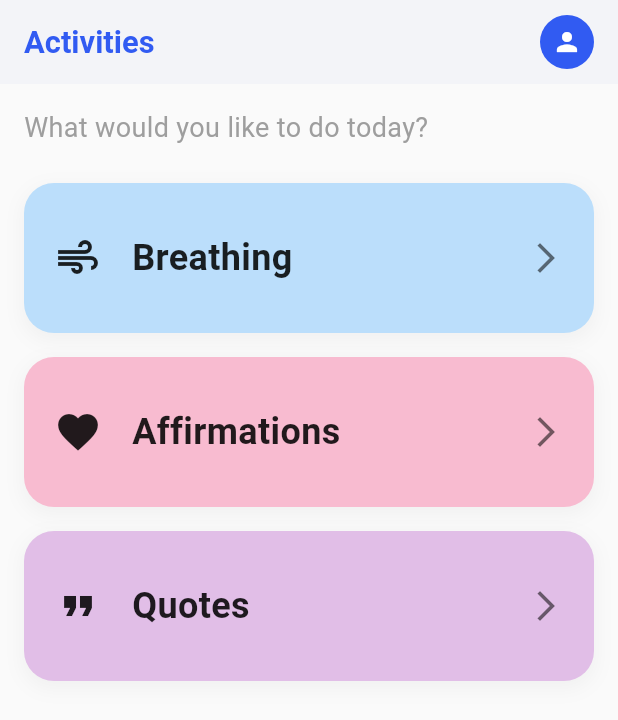
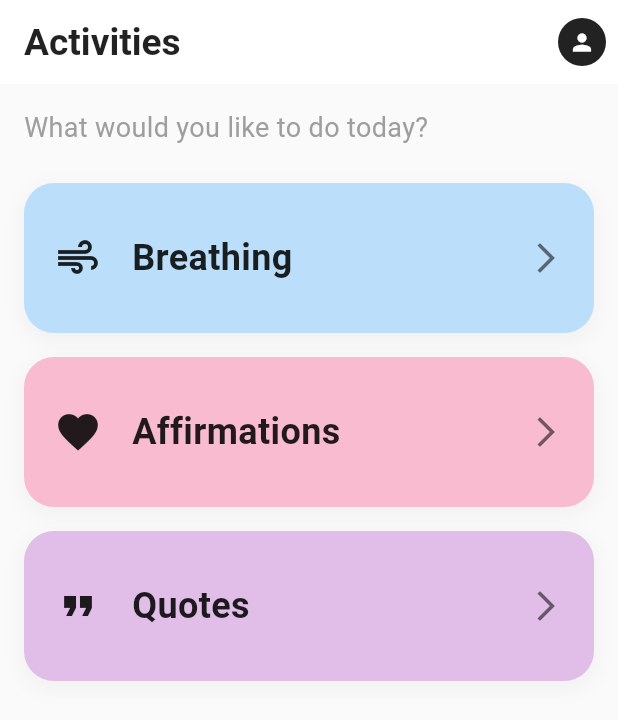
Before and after one commit to sidesshmore/Mili, a Flutter app: the ActivitiesScreen screen opened directly, on a phone screen of 412 x 824 dp. Shown: the top 720 px of the screen. Run offline on Flutter 3.47's test engine with Material 3 defaults, Android fonts, the light colour scheme and no system bars; our stand-ins replace audioplayers, fl_chart, flutter_dotenv, hive, hive_flutter, permission_handler and 2 more; missing offline and left inert: deepgram_speech_to_text, record; accounts and stored records are empty.

Commit message:
done with affirmations

```diff
--- a/lib/features/Activities/ui/activitesScreen.dart
+++ b/lib/features/Activities/ui/activitesScreen.dart
@@ -271,18 +271,20 @@ class _ActivitiesScreenState extends State<ActivitiesScreen> {
     // Initialize Globals for this context
     Globals.initialize(context);
 
+    double screenWidth = MediaQuery.of(context).size.width;
+
     return Scaffold(
-      backgroundColor: Colors.grey[50],
+      backgroundColor: Colors.grey.shade50,
       appBar: AppBar(
         backgroundColor: Colors.white,
-        elevation: 2,
+        elevation: 0,
         automaticallyImplyLeading: false,
         title: Text(
           'Activities',
           style: TextStyle(
-            fontSize: Globals.screenWidth * 0.05,
+            fontSize: screenWidth * 0.06,
             fontWeight: FontWeight.w600,
-            color: Globals.customBlue,
+            color: Colors.black87,
           ),
         ),
         actions: [
@@ -293,22 +295,20 @@ class _ActivitiesScreenState extends State<ActivitiesScreen> {
                 width: 24,
                 height: 24,
                 child: CircularProgressIndicator(
-                  color: Globals.customBlue,
+                  color: Colors.black54,
                   strokeWidth: 2,
                 ),
               ),
             )
           else
-            Padding(
-              padding: const EdgeInsets.only(right: 16.0),
-              child: GestureDetector(
-                onTap: _showUserDetailsModal,
-                child: CircleAvatar(
-                  backgroundColor: Globals.customBlue,
-                  radius: 18,
-                  child: Icon(Icons.person, color: Colors.white, size: 20),
-                ),
+            IconButton(
+              icon: CircleAvatar(
+                backgroundColor: Colors.black87,
+                radius: 16,
+                child: Icon(Icons.person, color: Colors.white, size: 18),
               ),
+              onPressed: _showUserDetailsModal,
+              tooltip: 'Profile',
             ),
         ],
       ),
--- a/lib/features/Activities/widgets/affirmationsScreen.dart
+++ b/lib/features/Activities/widgets/affirmationsScreen.dart
@@ -38,7 +38,7 @@ class _AffirmationsScreenState extends State<AffirmationsScreen> {
       } else {
         setState(() {
           errorMessage =
-              'No chat data available for this week. Start chatting with MindMate to get personalized affirmations!';
+              'No chat data available for this week. Start chatting with Mili to get personalized affirmations!';
           isLoading = false;
         });
       }
```
